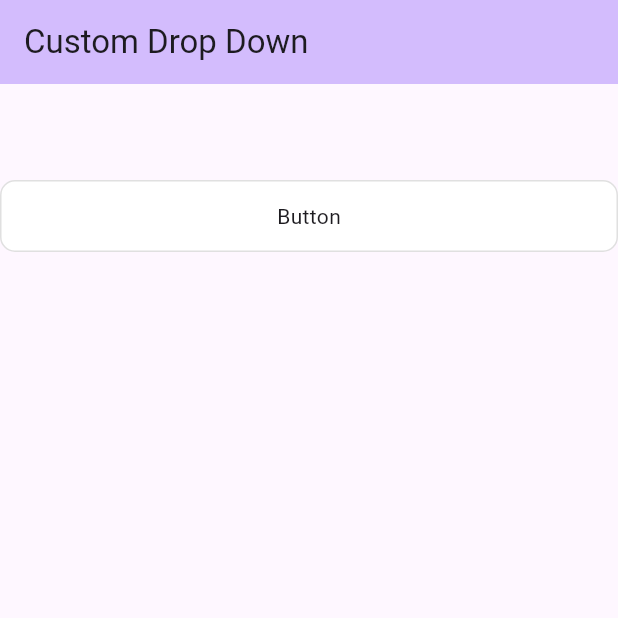
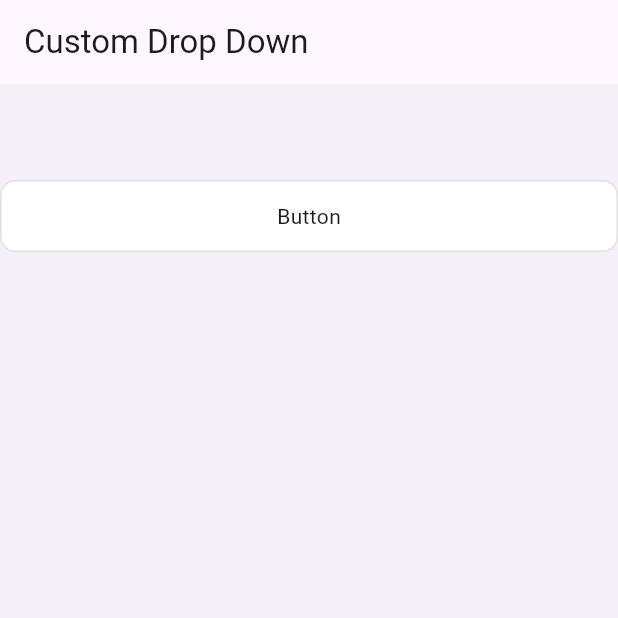
Before and after one commit to Snapp-X/flex_dropdown, a Flutter app: the screen it shows after launch, on a phone screen of 412 x 824 dp, the top half of it. Run offline on Flutter 3.47's test engine with Material 2 defaults, Android fonts, the phone set to English and light mode, and no system bars.

Commit message:
update example

```diff
--- a/example/lib/main.dart
+++ b/example/lib/main.dart
@@ -36,19 +36,22 @@ class _MyHomePageState extends State<MyHomePage> {
   @override
   Widget build(BuildContext context) {
     return Scaffold(
+      backgroundColor: Theme.of(context).colorScheme.onInverseSurface,
       appBar: AppBar(
-        backgroundColor: Theme.of(context).colorScheme.inversePrimary,
         title: const Text('Custom Drop Down'),
       ),
       body: Align(
         alignment: Alignment.topCenter,
         child: Padding(
           padding: const EdgeInsets.only(top: 64.0),
-          child: SizedBox(
-            width: 500,
           child: RawCustomDropDown(
             controller: _controller,
-              buttonBuilder: (context, onTap) => ButtonWidget(onTap: onTap),
+            buttonBuilder: (context, onTap) {
+              return ButtonWidget(
+                width: 500,
+                onTap: onTap,
+              );
+            },
             menuBuilder: (context, width) {
               return Padding(
                 padding: const EdgeInsets.only(top: 4),
@@ -60,7 +63,6 @@ class _MyHomePageState extends State<MyHomePage> {
                 ),
               );
             },
-            ),
           ),
         ),
       ),
```
Lines whose indentation alone changed are shown as unchanged.
